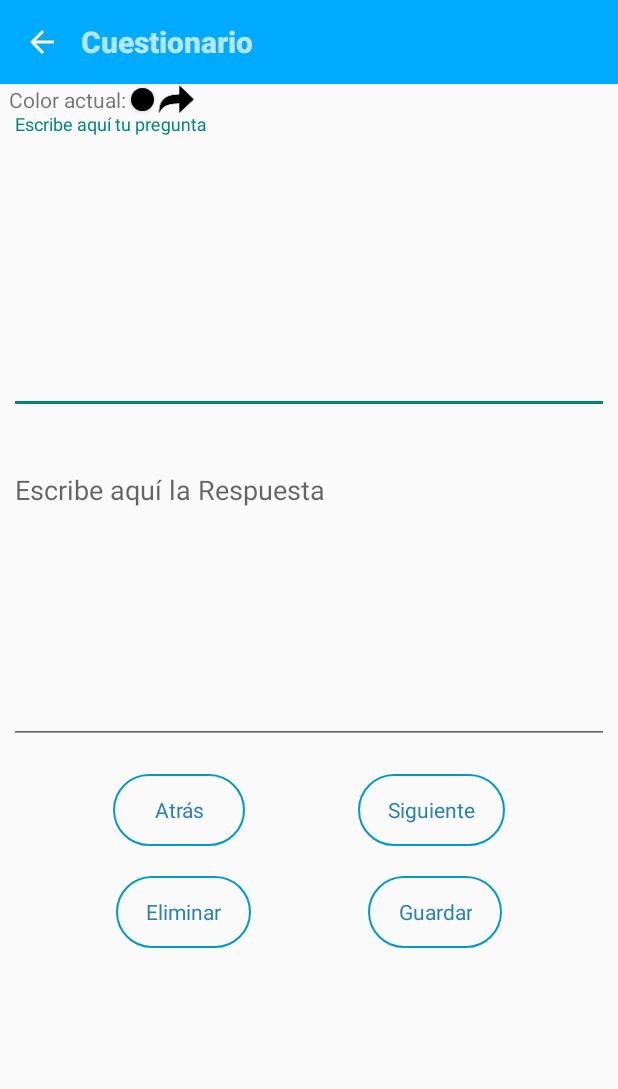
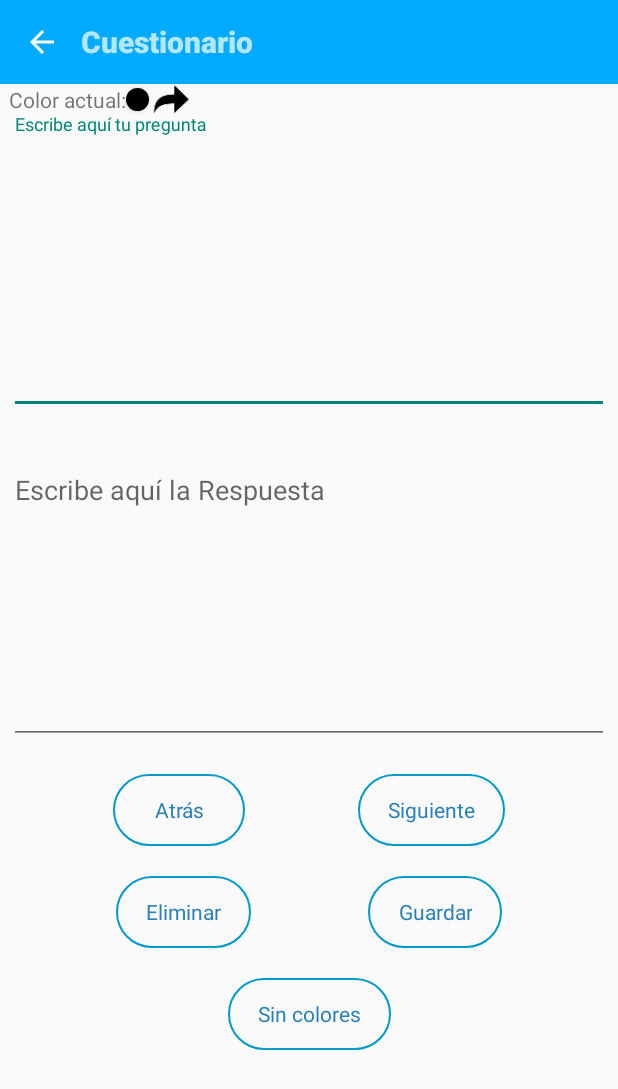
Before and after one commit to Jonathan1429/Review, an Android app: the Activity_Cuestionario screen opened directly, with no data from a screen before it, on a phone screen of 412 x 824 dp. Shown: the top 1089 px of the screen. Run offline under Robolectric (Android 15) with nearby library versions, the phone set to English and light mode, and no system bars; our stand-ins replace AdMob; libraries missing offline, so code that uses them is left out: com.google.android.gms; pictures from the network do not load; 1 statement that could not run was skipped.

Commit message:
Correción de bugs en colores, optimización, mejoras en el picker, strings adaptados, eliminación de código basura y código comentado

```diff
--- a/app/src/main/res/layout/activity_cuestionario.xml
+++ b/app/src/main/res/layout/activity_cuestionario.xml
@@ -17,7 +17,7 @@
         android:layout_width="wrap_content"
         android:layout_height="wrap_content"
         android:layout_marginStart="6dp"
-        android:text="Color actual: "
+        android:text="@string/btnColorAct"
         app:layout_constraintTop_toBottomOf="@+id/barra_superior_regreso"
         app:layout_constraintBottom_toTopOf="@+id/tilContenidoPregunta"
         app:layout_constraintStart_toStartOf="parent"/>
@@ -39,7 +39,8 @@
         android:background="?android:attr/selectableItemBackgroundBorderless"
         app:layout_constraintTop_toBottomOf="@+id/barra_superior_regreso"
         app:layout_constraintBottom_toTopOf="@+id/tilContenidoPregunta"
-        app:layout_constraintStart_toEndOf="@+id/btnColorActual"/>
+        app:layout_constraintStart_toEndOf="@+id/btnColorActual"
+        tools:ignore="ContentDescription" />
 
     <!--style="@style/Widget.MaterialComponents.TextInputLayout.OutlinedBox"-->
     <com.google.android.material.textfield.TextInputLayout
@@ -121,7 +122,7 @@
         android:layout_height="wrap_content"
         android:layout_width="wrap_content"
         android:id="@+id/btnEliminar"
-        android:text="@string/lblEliminar"
+        android:text="@string/btnEliminar"
         android:background="@drawable/ic_filter_state"
         style="@style/btnGeneral"
         app:layout_constraintTop_toBottomOf="@+id/btnAtrasPregunta"
@@ -140,4 +141,15 @@
         app:layout_constraintEnd_toEndOf="parent"
         app:layout_constraintStart_toEndOf="@+id/btnEliminar" />
 
+    <Button
+        android:id="@+id/btnQuitarColores"
+        android:layout_width="wrap_content"
+        android:layout_height="wrap_content"
+        android:text="@string/btnSinColor"
+        android:background="@drawable/ic_filter_state"
+        style="@style/btnGeneral"
+        app:layout_constraintTop_toBottomOf="@+id/btnGuardarGuia"
+        app:layout_constraintEnd_toEndOf="parent"
+        app:layout_constraintStart_toStartOf="parent"/>
+
 </androidx.constraintlayout.widget.ConstraintLayout>
--- a/app/src/main/res/layout/activity_main.xml
+++ b/app/src/main/res/layout/activity_main.xml
@@ -30,7 +30,8 @@
         app:layout_constraintEnd_toEndOf="parent"
         app:layout_constraintHorizontal_bias="0.496"
         app:layout_constraintStart_toStartOf="parent"
-        app:layout_constraintTop_toBottomOf="@+id/guiaImagenPrincipal" />
+        app:layout_constraintTop_toBottomOf="@+id/guiaImagenPrincipal"
+        tools:ignore="ContentDescription" />
 
     <Button
         android:layout_width="wrap_content"
--- a/app/src/main/res/layout/barra_superior_back.xml
+++ b/app/src/main/res/layout/barra_superior_back.xml
@@ -1,5 +1,6 @@
 <?xml version="1.0" encoding="utf-8"?>
 <androidx.appcompat.widget.Toolbar xmlns:android="http://schemas.android.com/apk/res/android"
+    xmlns:tools="http://schemas.android.com/tools"
     android:id="@+id/barrasuperior"
     android:layout_width="match_parent"
     android:layout_height="?attr/actionBarSize"
@@ -11,7 +12,8 @@
         android:layout_width="wrap_content"
         android:layout_height="wrap_content"
         android:src="@drawable/ic_back"
-        android:background="?android:attr/selectableItemBackgroundBorderless"/>
+        android:background="?android:attr/selectableItemBackgroundBorderless"
+        tools:ignore="ContentDescription" />
 
     <TextView
         android:id="@+id/tvTituloToolbar"
--- a/app/src/main/res/layout/fragment_colores.xml
+++ b/app/src/main/res/layout/fragment_colores.xml
@@ -10,6 +10,7 @@
         android:id="@+id/colorPickerView"
         android:layout_width="160dp"
         android:layout_height="160dp"
+        app:initialColor="@color/black"
         app:layout_constraintStart_toStartOf="parent"
         app:layout_constraintEnd_toEndOf="parent"
         app:layout_constraintTop_toTopOf="parent"
@@ -20,7 +21,7 @@
         android:layout_width="wrap_content"
         android:layout_height="wrap_content"
         android:layout_marginTop="20dp"
-        android:text="Continuar"
+        android:text="@string/btnContinuar"
         app:layout_constraintStart_toStartOf="parent"
         app:layout_constraintEnd_toStartOf="@+id/btnDefault"
         app:layout_constraintBottom_toBottomOf="parent"
@@ -31,7 +32,7 @@
         android:layout_width="wrap_content"
         android:layout_height="wrap_content"
         android:layout_marginTop="20dp"
-        android:text="Default"
+        android:text="@string/btnDefault"
         app:layout_constraintStart_toEndOf="@+id/btnContinuar"
         app:layout_constraintEnd_toEndOf="parent"
         app:layout_constraintBottom_toBottomOf="parent"
--- a/app/src/main/res/layout/fragment_listar_guias.xml
+++ b/app/src/main/res/layout/fragment_listar_guias.xml
@@ -16,7 +16,8 @@
         android:src="@drawable/estudiantes"
         app:layout_constraintStart_toStartOf="parent"
         app:layout_constraintEnd_toEndOf="parent"
-        app:layout_constraintTop_toTopOf="parent"/>
+        app:layout_constraintTop_toTopOf="parent"
+        tools:ignore="ContentDescription" />
 
     <TextView
         android:id="@+id/tvSinGuias"
@@ -26,7 +27,7 @@
         android:layout_marginTop="20dp"
         android:textSize="22sp"
         android:textStyle="bold"
-        android:text="¡No tienes guias actualmente!"
+        android:text="@string/lblSinGuias"
         android:visibility="invisible"
         app:layout_constraintStart_toStartOf="parent"
         app:layout_constraintEnd_toEndOf="parent"
--- a/app/src/main/res/layout/list_view_guias.xml
+++ b/app/src/main/res/layout/list_view_guias.xml
@@ -13,7 +13,8 @@
         android:gravity="center_vertical"
         app:layout_constraintTop_toTopOf="parent"
         app:layout_constraintStart_toStartOf="parent"
-        app:layout_constraintEnd_toEndOf="parent">
+        app:layout_constraintEnd_toEndOf="parent"
+        tools:ignore="UseCompoundDrawables">
 
         <ImageView
             android:id="@+id/imgvIconoGuia"
@@ -22,7 +23,8 @@
             app:layout_constraintTop_toTopOf="parent"
             app:layout_constraintStart_toStartOf="parent"
             app:layout_constraintEnd_toStartOf="@+id/tvNombreArchivo"
-            tools:srcCompat="@drawable/contorno_ventana_popup" />
+            tools:srcCompat="@drawable/contorno_ventana_popup"
+            tools:ignore="ContentDescription" />
 
         <TextView
             android:id="@+id/tvNombreArchivo"
--- a/app/src/main/res/menu/munu_sin_color.xml
+++ /dev/null
@@ -1,5 +0,0 @@
-<?xml version="1.0" encoding="utf-8"?>
-<menu xmlns:android="http://schemas.android.com/apk/res/android">
-    <item android:id="@+id/sin_color"
-        android:title="Sin color" />
-</menu>
--- a/app/src/main/res/values/strings.xml
+++ b/app/src/main/res/values/strings.xml
@@ -5,16 +5,19 @@
     <string name="btnNuevaGuia">Nueva Guia</string>
     <string name="btnAbrirGuia">Abrir Guia</string>
 
-    <!-- Pop up cuando le das Nuevo archivo (pop up) -->
+    <!-- Pop up cuando le das Nuevo archivo -->
     <string name="etNombreArchivo">Nombre del archivo</string>
-    <string name="btnGuardarGuia">Guardar</string> <!-- NuevoArchivo, Cuestionario -->
+    <string name="btnGuardarGuia">Guardar</string>
     <string name="btnLimpiarArchivo">Limpiar</string>
 
-    <!-- Cuestionario -->
+    <!-- Cuestionario (Repasar y Modificar) -->
     <string name="etContenidoPregunta">Escribe aquí tu pregunta</string>
     <string name="etContenidoRespuesta">Escribe aquí la Respuesta</string>
-    <string name="btnSiguiente">Siguiente</string> <!-- Cuestionario, Repasar Guia -->
-    <string name="btnAtras">Atrás</string> <!-- Repasar Guia -->
+    <string name="btnSiguiente">Siguiente</string>
+    <string name="btnAtras">Atrás</string>
+    <string name="btnEliminar">Eliminar</string>
+    <string name="btnSinColor">Sin colores</string>
+    <string name="btnColorAct">Color actual:</string>
 
     <!-- Guia -->
     <string name="etPregunta">Pregunta</string>
@@ -23,7 +26,11 @@
 
     <!-- Toolbar -->
     <string name="tvTituloToolbar">Cuestionario</string>
-    <string name="lblEliminar">Eliminar</string>
 
+    <!-- Picker de colores -->
+    <string name="btnContinuar">Continuar</string>
+    <string name="btnDefault">Default</string>
 
+    <!-- Pop up cuando le das Abrir guias -->
+    <string name="lblSinGuias">¡No tienes guias actualmente!</string>
 </resources>
```
Also changed, not shown: app/src/main/AndroidManifest.xml (+9 -24 lines), app/src/main/java/com/jonathanev/review/Activities/Activity_Cuestionario.java (+50 -11 lines), app/src/main/java/com/jonathanev/review/Activities/Activity_Modificar.java (+24 -6 lines), app/src/main/java/com/jonathanev/review/Fragments/Fragment_DialogColoresMod_popup.java (+7 -1 lines), app/src/main/java/com/jonathanev/review/Fragments/Fragment_DialogColores_popup.java (+8 -5 lines), app/src/main/res/layout/activity_modificar.xml (+5 -4 lines), app/src/main/res/layout/listar_guias_personalizado.xml (+4 -3 lines).
